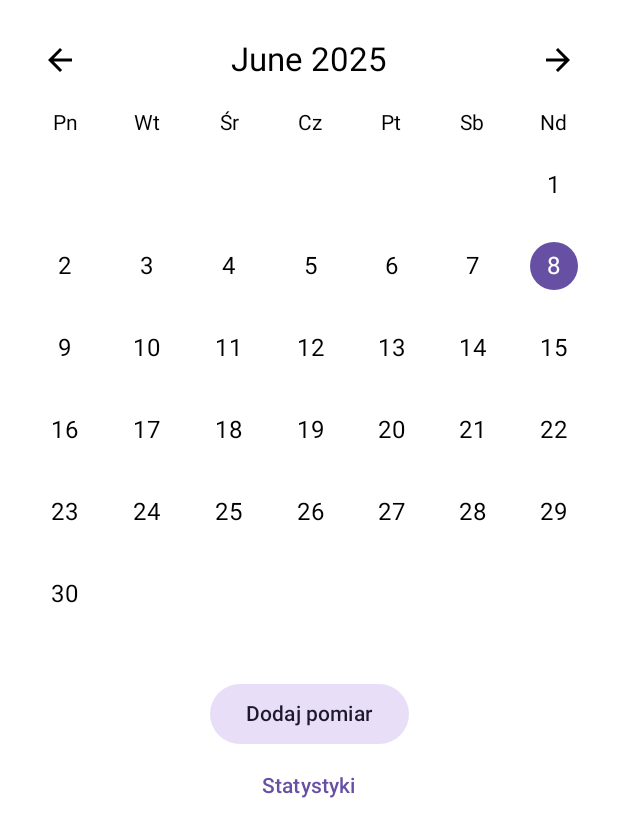
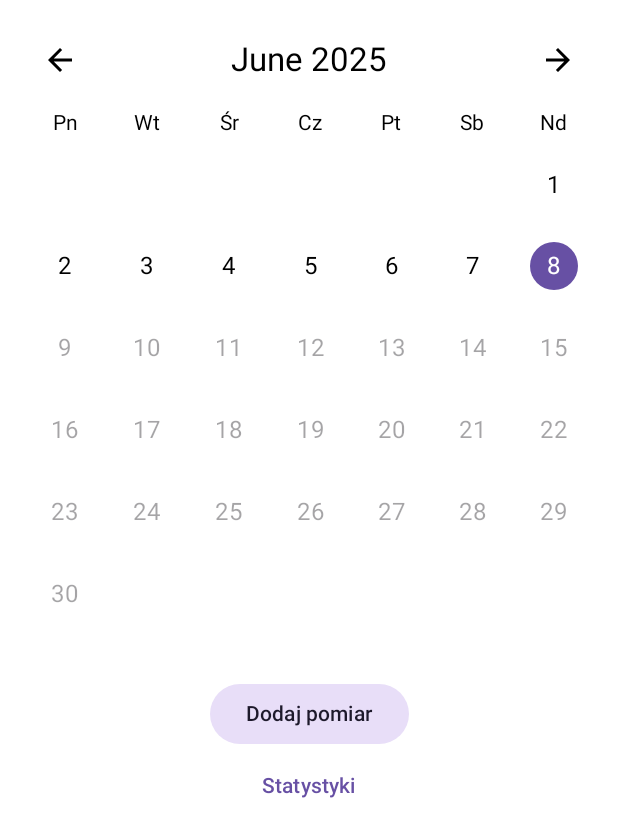
Before and after one commit to AmeliaDemianowicz/Aplikacja, an Android app built with Jetpack Compose: the @Preview function PatientDashboardScreenPreview, on a phone screen of 412 x 824 dp. Shown: the top 837 px of the screen. Run offline under Robolectric (Android 15) with nearby library versions, the phone set to English and light mode, and no system bars; our stand-ins replace Firebase (no records; nobody signed in at launch, a user with empty details on screens opened directly).

```diff
--- a/app/src/main/java/com/example/cardiotrack/screens/patient/dashboard/PatientDashboardScreen.kt
+++ b/app/src/main/java/com/example/cardiotrack/screens/patient/dashboard/PatientDashboardScreen.kt
@@ -47,6 +47,7 @@ import kotlinx.datetime.TimeZone
 import kotlinx.datetime.toJavaLocalDate
 import kotlinx.datetime.toLocalDateTime
 import kotlinx.serialization.Serializable
+import java.time.LocalDate
 
 @Serializable
 data class PatientDashboardScreen(val user: User.Patient)
@@ -114,12 +115,14 @@ fun PatientDashboardScreen(
                     it.date.toLocalDateTime(TimeZone.currentSystemDefault()).date.toJavaLocalDate() == date
                 }
                 val isSelected = date == state.selectedDate
+                val enabled = date.isBefore(LocalDate.now().plusDays(1))
 
                 Box(
                     contentAlignment = Alignment.Center,
                     modifier = Modifier
                         .aspectRatio(1f)
                         .clickable(
+                            enabled = enabled,
                             indication = null,
                             interactionSource = remember { MutableInteractionSource() }) {
                             viewModel.handleSelectedDateChange(date)
@@ -135,7 +138,9 @@ fun PatientDashboardScreen(
                         ) {
                             Text(
                                 text = day.toString(),
-                                color = if (isSelected) MaterialTheme.colorScheme.onPrimary else Color.Unspecified,
+                                color = if (isSelected) MaterialTheme.colorScheme.onPrimary
+                                else if (!enabled) MaterialTheme.colorScheme.onSurface.copy(alpha = 0.4f)
+                                else Color.Unspecified,
                                 style = MaterialTheme.typography.bodyLarge
                             )
                         }
```
